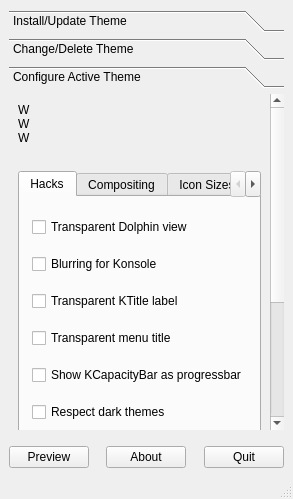
Before: the Qt Designer form Kvantum/kvantummanager/kvantummanager.ui in tsujan/Kvantum, drawn with Qt 5.
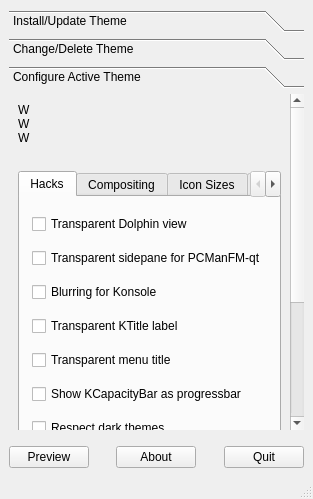
After: the same form once the commit is applied. The open tabs and pages were chosen to show the change. Icons and pictures are not drawn.

Commit message: Hacking key for merging PCManFM-qt's sidepane with its surroundings. Check iconlessness when grouping toolbar buttons.

What changed in the file:
```diff
--- a/Kvantum/kvantummanager/kvantummanager.ui
+++ b/Kvantum/kvantummanager/kvantummanager.ui
@@ -377,7 +377,7 @@
             <string>Hacks</string>
            </attribute>
            <layout class="QGridLayout" name="gridLayout_8">
-            <item row="5" column="0">
+            <item row="6" column="0">
              <spacer name="horizontalSpacer_2">
               <property name="orientation">
                <enum>Qt::Horizontal</enum>
@@ -400,7 +400,7 @@
               </property>
              </widget>
             </item>
-            <item row="4" column="1">
+            <item row="5" column="1">
              <widget class="QCheckBox" name="checkBoxKCapacity">
               <property name="toolTip">
                <string>Style KDE capacity bars as progressbars.</string>
@@ -410,7 +410,7 @@
               </property>
              </widget>
             </item>
-            <item row="1" column="1">
+            <item row="2" column="1">
              <widget class="QCheckBox" name="checkBoxKonsole">
               <property name="toolTip">
                <string>Blur the regions behind the transparent
@@ -421,7 +421,7 @@
               </property>
              </widget>
             </item>
-            <item row="5" column="1">
+            <item row="6" column="1">
              <widget class="QCheckBox" name="checkBoxDark">
               <property name="toolTip">
                <string>Some apps may not respect dark themes.
@@ -432,7 +432,7 @@
               </property>
              </widget>
             </item>
-            <item row="3" column="1">
+            <item row="4" column="1">
              <widget class="QCheckBox" name="checkBoxMenuTitle">
               <property name="toolTip">
                <string>Do not draw any background for (KDE) menu titles.
@@ -443,7 +443,7 @@
               </property>
              </widget>
             </item>
-            <item row="2" column="1">
+            <item row="3" column="1">
              <widget class="QCheckBox" name="checkBoxKtitle">
               <property name="toolTip">
                <string>Do not draw any background for KTitles.</string>
@@ -453,7 +453,7 @@
               </property>
              </widget>
             </item>
-            <item row="5" column="2">
+            <item row="6" column="2">
              <spacer name="horizontalSpacer_3">
               <property name="orientation">
                <enum>Qt::Horizontal</enum>
@@ -466,7 +466,7 @@
               </property>
              </spacer>
             </item>
-            <item row="6" column="1">
+            <item row="7" column="1">
              <widget class="QCheckBox" name="checkBoxGrip">
               <property name="toolTip">
                <string>Show size grips of dialogs and statusbars
@@ -479,7 +479,7 @@
               </property>
              </widget>
             </item>
-            <item row="7" column="1">
+            <item row="8" column="1">
              <widget class="QCheckBox" name="checkBoxIconlessBtn">
               <property name="toolTip">
                <string>No icon for push buttons that have text.</string>
@@ -489,7 +489,7 @@
               </property>
              </widget>
             </item>
-            <item row="8" column="1">
+            <item row="9" column="1">
              <widget class="QCheckBox" name="checkBoxIconlessMenu">
               <property name="toolTip">
                <string>No icon for menu-items?</string>
@@ -499,6 +499,20 @@
               </property>
              </widget>
             </item>
+            <item row="1" column="1">
+             <widget class="QCheckBox" name="checkBoxPcmanfm">
+              <property name="toolTip">
+               <string>Merge PCManFM-qt's sidepane with its surroundings.
+
+Under LXQT, it needs logging out and in or closing
+PCManFM-qt and then, stopping and starting Desktop
+with LXQT Session Settings.</string>
+              </property>
+              <property name="text">
+               <string>Transparent sidepane for PCManFM-qt</string>
+              </property>
+             </widget>
+            </item>
            </layout>
           </widget>
           <widget class="QWidget" name="tab_2">
```
The commit also changes 10 other files.
